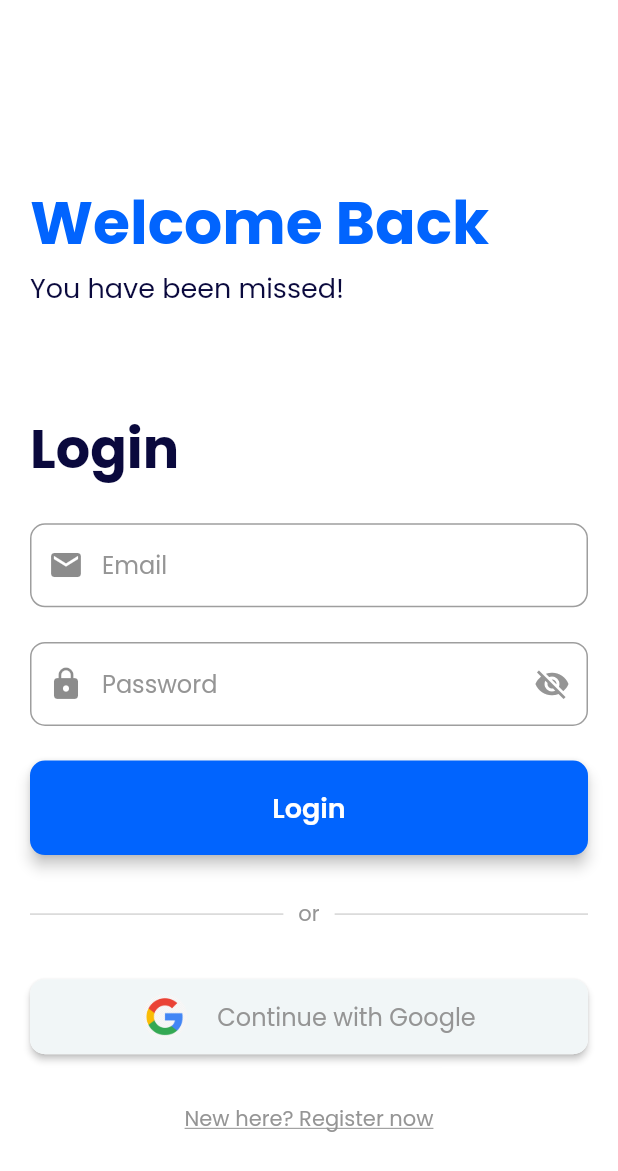
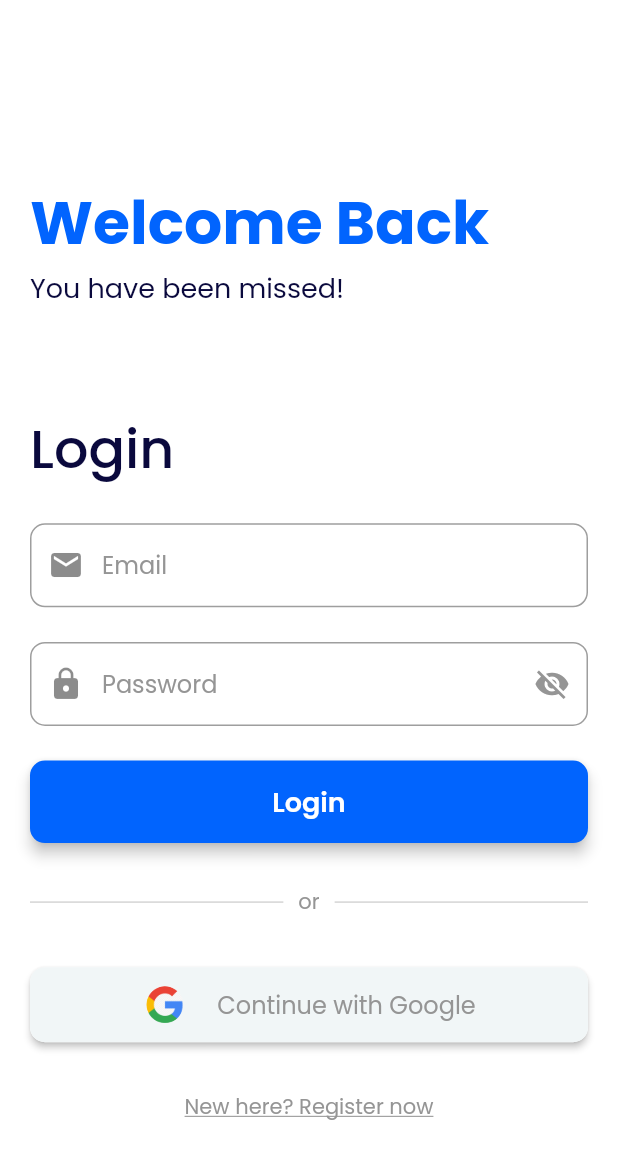
Before and after one commit to iamr-kumar/reading-tracker, a Flutter app: the screen it shows after launch, after a tap on "Get Started", on a phone screen of 412 x 824 dp. Shown: the top 1171 px of the screen. Run offline on Flutter 3.47's test engine with Material 2 defaults, Android fonts, the phone set to English and light mode, and no system bars; our stand-ins replace cloud_firestore, firebase_auth, firebase_core, flutter_feather_icons, flutter_riverpod, flutter_svg and 3 more; accounts and stored records are empty.

```diff
--- a/lib/core/widgets/custom_button.dart
+++ b/lib/core/widgets/custom_button.dart
@@ -25,7 +25,7 @@ class CustomButton extends StatelessWidget {
       style: ElevatedButton.styleFrom(
           minimumSize: const Size.fromHeight(50),
           backgroundColor: isOutlined ? Colors.white : Pallete.primaryBlue,
-          padding: const EdgeInsets.symmetric(horizontal: 50, vertical: 18),
+          padding: const EdgeInsets.symmetric(horizontal: 50, vertical: 14),
           foregroundColor: isOutlined ? Pallete.primaryBlue : null,
           elevation: 4,
           side: isOutlined
--- a/lib/core/widgets/google_button.dart
+++ b/lib/core/widgets/google_button.dart
@@ -28,7 +28,7 @@ class GoogleSigninButton extends ConsumerWidget {
             mainAxisAlignment: MainAxisAlignment.center,
             children: [
               Container(
-                height: 30.0,
+                height: 25.0,
                 width: 30.0,
                 decoration: const BoxDecoration(
                   image: DecorationImage(
--- a/lib/features/auth/screens/singup_screen.dart
+++ b/lib/features/auth/screens/singup_screen.dart
@@ -153,13 +153,13 @@ class _SignupScreenState extends ConsumerState<SignupScreen> {
                               }),
                     ],
                   )),
-              SizedBox(height: height * 0.025),
+              SizedBox(height: height * 0.01),
               const OrDivider(),
               SizedBox(
-                height: height * 0.025,
+                height: height * 0.01,
               ),
               const GoogleSigninButton(),
-              SizedBox(height: height * 0.03),
+              SizedBox(height: height * 0.015),
               Center(
                 child: InkWell(
                   onTap: () {
--- a/lib/features/books/controllers/book_search_controller.dart
+++ b/lib/features/books/controllers/book_controller.dart
@@ -9,12 +9,12 @@ final bookControllerProvider =
         (ref) => BookController(ref.watch(bookRepositoryProvider)));
 
 class BookSelectionState {
-  final Book? book;
+  final Book? selectedBook;
   final List<Book> searchedBooks;
   final bool isLoading;
 
   BookSelectionState({
-    this.book,
+    this.selectedBook,
     this.searchedBooks = const [],
     this.isLoading = false,
   });
@@ -25,7 +25,7 @@ class BookSelectionState {
     bool? isLoading,
   }) {
     return BookSelectionState(
-      book: book ?? this.book,
+      selectedBook: book ?? selectedBook,
       searchedBooks: searchedBooks ?? this.searchedBooks,
       isLoading: isLoading ?? this.isLoading,
     );
--- a/lib/features/books/screens/book_search.dart
+++ b/lib/features/books/screens/book_search.dart
@@ -4,7 +4,7 @@ import 'package:flutter/material.dart';
 import 'package:flutter_feather_icons/flutter_feather_icons.dart';
 import 'package:flutter_riverpod/flutter_riverpod.dart';
 import 'package:reading_tracker/core/widgets/loader.dart';
-import 'package:reading_tracker/features/books/controllers/book_search_controller.dart';
+import 'package:reading_tracker/features/books/controllers/book_controller.dart';
 import 'package:reading_tracker/models/book_model.dart';
 import 'package:reading_tracker/theme/pallete.dart';
 
@@ -19,8 +19,6 @@ class BookSearch extends ConsumerStatefulWidget {
 
 class _BookSearchState extends ConsumerState<BookSearch> {
   final TextEditingController _searchController = TextEditingController();
-
-  List<Book> books = [];
   Timer? _debounce;
 
   void searchBooks(BuildContext context) async {
--- a/lib/router.dart
+++ b/lib/router.dart
@@ -6,6 +6,8 @@ import 'package:reading_tracker/features/auth/screens/welcome_screen.dart';
 import 'package:reading_tracker/features/onboarding/screens/onboarding_book_select_screen.dart';
 import 'package:reading_tracker/features/onboarding/screens/onboarding_start_screen.dart';
 import 'package:routemaster/routemaster.dart';
+
+import 'features/onboarding/screens/onboarding_set_target_screen.dart';
 
 final guestRoutes = RouteMap(routes: {
   '/': (_) => const MaterialPage(child: WelcomeScreen()),
@@ -26,5 +28,6 @@ final onboardingRoutes =
   '/': (_) => const MaterialPage(child: OnboardingScreen()),
   '/onboarding/select-book': (_) =>
       const MaterialPage(child: OnboardingBookSelectScreen()),
-  // '/login': (_) => const Redirect('/'),
+  '/onboarding/set-target': (_) =>
+      const MaterialPage(child: OnboardingSetTargetScreen())
 });
--- a/lib/theme/app_styles.dart
+++ b/lib/theme/app_styles.dart
@@ -6,10 +6,10 @@ class AppStyles {
       fontSize: 40, fontWeight: FontWeight.bold, color: Pallete.primaryBlue);
 
   static const TextStyle headingTwo = TextStyle(
-      fontSize: 36, fontWeight: FontWeight.w700, color: Pallete.primaryBlue);
+      fontSize: 36, fontWeight: FontWeight.w500, color: Pallete.primaryBlue);
 
   static const TextStyle headingThree = TextStyle(
-      fontSize: 32, fontWeight: FontWeight.w700, color: Pallete.primaryBlue);
+      fontSize: 32, fontWeight: FontWeight.w500, color: Pallete.primaryBlue);
 
   static const TextStyle subheading = TextStyle(
       fontSize: 24, fontWeight: FontWeight.w500, color: Pallete.textBlue);
```
Also changed, not shown: lib/features/onboarding/screens/onboarding_book_select_screen.dart (+53 -11 lines), lib/features/onboarding/screens/onboarding_set_target_screen.dart (added, +11 -0 lines).
